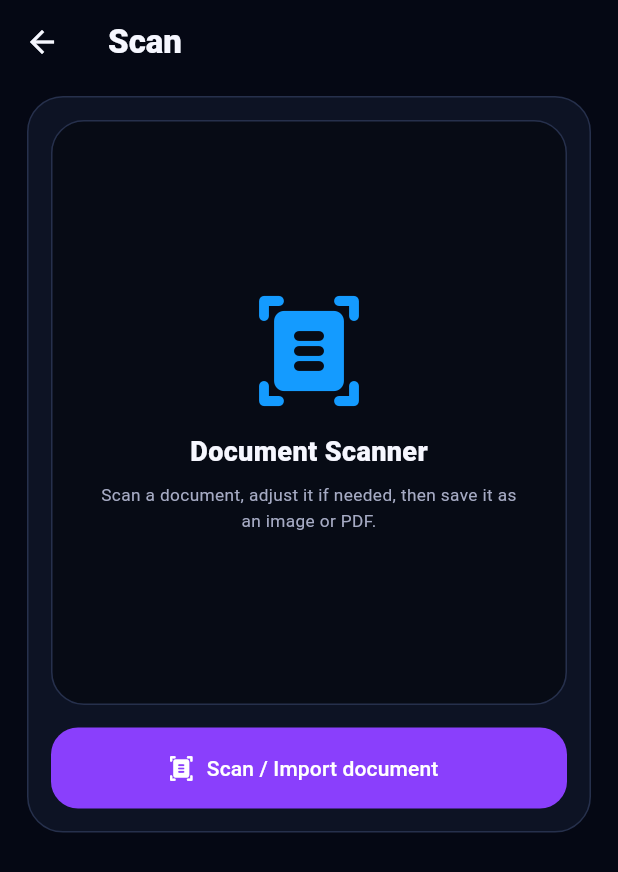
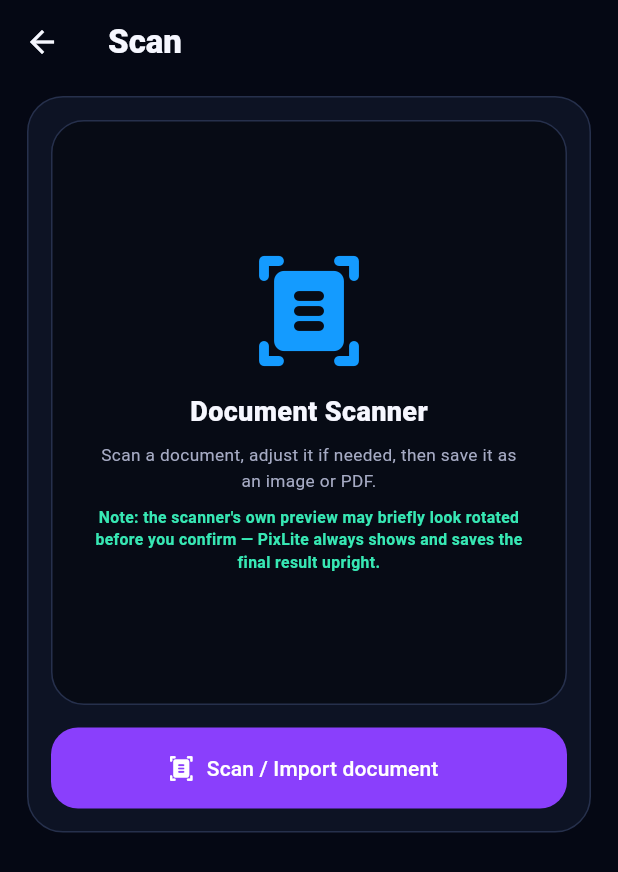
Before and after one commit to pixlite-tools/pixlite-android, a Flutter app: the screen it shows after launch, after a tap on "Scan document", on a phone screen of 412 x 824 dp. Shown: the top 872 px of the screen. Run offline on Flutter 3.47's test engine with Material 3 defaults, Android fonts, the phone set to English and light mode, and no system bars; our stand-ins replace google_mobile_ads, image_picker, qr_flutter, share_plus, shared_preferences; missing offline and left inert: google_mlkit_document_scanner; network calls fail.

Commit message:
Add UX notice for scanner's own pre-confirmation rotated preview
Investigated Option A (make the native ML Kit scanner review screen --
the "Ameliorer/Filtres/Suivant" UI shown before scanDocument() returns --
render upright): not possible from this app. That screen belongs to a
separate Activity owned by Google Play Services (the document-scanner
dynamic feature module), not a class or manifest entry in this app, so
none of our own controls reach it: our MainActivity's orientation
settings and Flutter's SystemChrome.setPreferredOrientations() only
affect our own Activity, never a different package's Activity started
via intent. Confirmed the Flutter plugin's DocumentScannerOptions
(documentFormats, pageLimit, mode, isGalleryImport) and the native
GmsDocumentScannerOptions.Builder it wraps expose no orientation-related
option at all -- there is no configuration surface, public or private,
for this.

Option B (a custom camera capture + review flow to bypass Google's UI
entirely) was rejected: it would mean re-implementing document capture
without ML Kit's edge detection/perspective correction, add a new
capture dependency, and effectively restart the scanner-quality
experiments this project explicitly stopped -- not a "simple" swap.

Implemented Option C, made as unobtrusive as possible: two small inline
notices on the Scan screen (not a blocking dialog) -- one in the
pre-scan empty state, one in the "Opening scanner..." loading state
shown right before the native screen appears -- telling the user the
scanner's own preview may look rotated and that PixLite shows and saves
the final result upright. No new dependency, no dismiss/persistence
state, no change to scanner engine or the already-working orientation
correction pipeline (pixels, EXIF, PDF) from the previous three fixes.

```diff
--- a/pixlite_production/lib/main.dart
+++ b/pixlite_production/lib/main.dart
@@ -422,7 +422,11 @@ class _ScanScreenState extends State<ScanScreen>{
                 SizedBox(height:6),
                 Padding(padding:EdgeInsets.symmetric(horizontal:28),child:Text(
                   'The first launch may take longer while Google Play services prepares the scanner.',
-                  textAlign:TextAlign.center,style:TextStyle(color:kSub,fontSize:11,height:1.4)))
+                  textAlign:TextAlign.center,style:TextStyle(color:kSub,fontSize:11,height:1.4))),
+                SizedBox(height:10),
+                Padding(padding:EdgeInsets.symmetric(horizontal:28),child:Text(
+                  'Tip: the scanner\'s own preview screen may look rotated — that\'s normal. Tap "Suivant"/"Next" and PixLite will show and save it upright.',
+                  textAlign:TextAlign.center,style:TextStyle(color:kMint,fontSize:11,height:1.4,fontWeight:FontWeight.w700)))
               ])
             :hasImages
               ? Stack(children:[
@@ -443,7 +447,11 @@ class _ScanScreenState extends State<ScanScreen>{
                   SizedBox(height:8),
                   Padding(padding:EdgeInsets.symmetric(horizontal:26),child:Text(
                     'Scan a document, adjust it if needed, then save it as an image or PDF.',
-                    textAlign:TextAlign.center,style:TextStyle(color:kSub,fontSize:11.5,height:1.45)))
+                    textAlign:TextAlign.center,style:TextStyle(color:kSub,fontSize:11.5,height:1.45))),
+                  SizedBox(height:8),
+                  Padding(padding:EdgeInsets.symmetric(horizontal:26),child:Text(
+                    'Note: the scanner\'s own preview may briefly look rotated before you confirm — PixLite always shows and saves the final result upright.',
+                    textAlign:TextAlign.center,style:TextStyle(color:kMint,fontSize:10.5,height:1.4,fontWeight:FontWeight.w700)))
                 ])
         ),
         if(hasImages)...[
```
